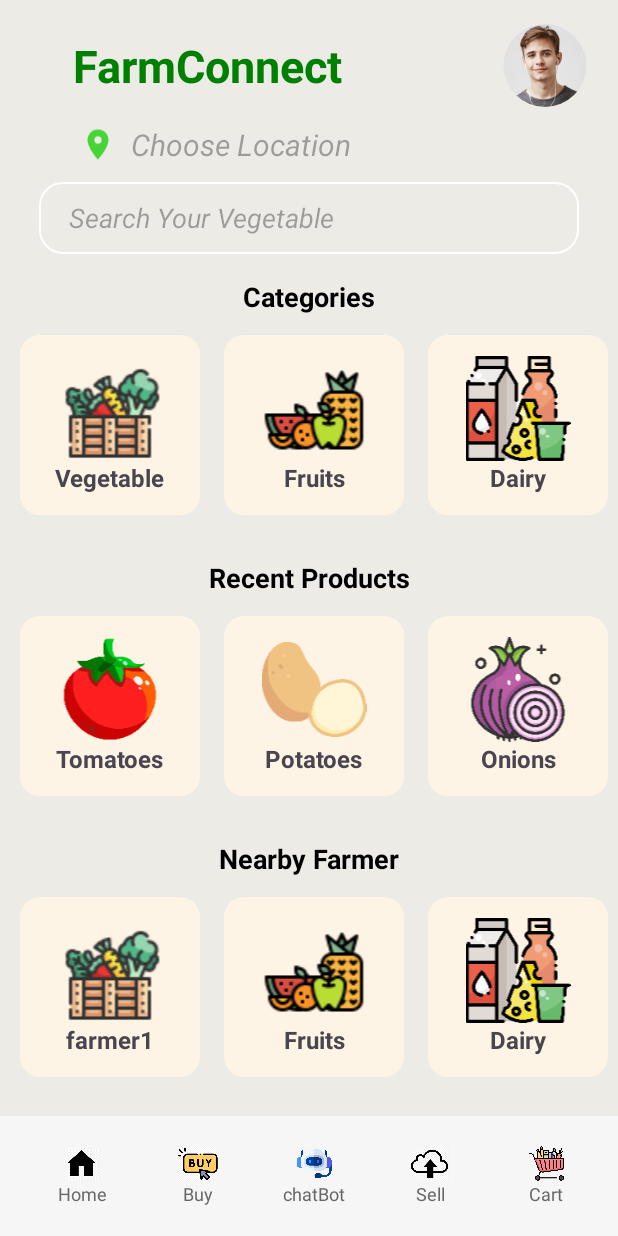
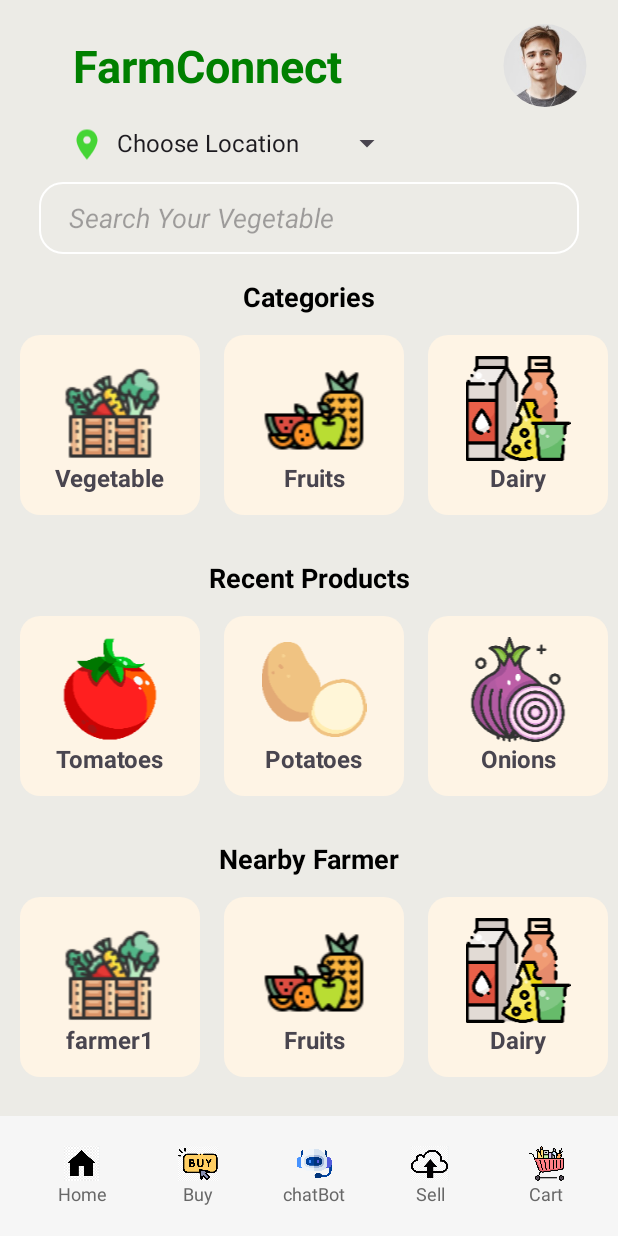
Before and after one commit to rajeev210403/FarmConnect, an Android app: the MainActivity screen opened directly, with no data from a screen before it, on a phone screen of 412 x 824 dp. Run offline under Robolectric (Android 15) with nearby library versions, the phone set to English and light mode, and no system bars; our stand-ins replace CircleImageView.

Commit message:
location_update

```diff
--- a/Frontend/app/src/main/java/com/example/farmerapp/MainActivity.java
+++ b/Frontend/app/src/main/java/com/example/farmerapp/MainActivity.java
@@ -16,6 +16,11 @@ import com.example.farmerapp.Domain.CategoryDomain;
 import com.example.farmerapp.Domain.FarmerDomain;
 import com.example.farmerapp.Domain.TopProductDomain;
 
+import android.widget.AdapterView;
+import android.widget.ArrayAdapter;
+import android.widget.Spinner;
+import android.content.SharedPreferences;
+
 import java.util.ArrayList;
 
 public class MainActivity extends AppCompatActivity {
@@ -27,13 +32,53 @@ public class MainActivity extends AppCompatActivity {
 
     private RecyclerView recyclerViewFarmerList;
 
+    private static final String PREFS_NAME = "LocationPrefs";
+    private static final String SELECTED_LOCATION_KEY = "SelectedLocation";
 
+    private SharedPreferences sharedPreferences;
+    private Spinner locationSpinner;
 
 
     @Override
     protected void onCreate(Bundle savedInstanceState) {
         super.onCreate(savedInstanceState);
         setContentView(R.layout.activity_main);
+
+        sharedPreferences = getSharedPreferences(PREFS_NAME, MODE_PRIVATE);
+
+        locationSpinner = findViewById(R.id.locationSpinner);
+
+        ArrayAdapter<CharSequence> adapter = ArrayAdapter.createFromResource(
+                this,
+                R.array.states_array, // Define an array of state names in res/values/strings.xml
+                android.R.layout.simple_spinner_item
+        );
+        adapter.setDropDownViewResource(android.R.layout.simple_spinner_dropdown_item);
+        locationSpinner.setAdapter(adapter);
+
+        // Set a default prompt for the spinner
+        locationSpinner.setPrompt("Choose Location");
+
+        locationSpinner.setOnItemSelectedListener(new AdapterView.OnItemSelectedListener() {
+            @Override
+            public void onItemSelected(AdapterView<?> parent, View view, int position, long id) {
+                String selectedLocation = parent.getItemAtPosition(position).toString();
+                saveSelectedLocation(selectedLocation);
+            }
+
+            @Override
+            public void onNothingSelected(AdapterView<?> parent) {
+            }
+        });
+
+        // Set the spinner selection to the saved location
+        String savedLocation = sharedPreferences.getString(SELECTED_LOCATION_KEY, "");
+        if (!savedLocation.isEmpty()) {
+            int spinnerPosition = adapter.getPosition(savedLocation);
+            if (spinnerPosition >= 0) {
+                locationSpinner.setSelection(spinnerPosition);
+            }
+        }
 
         cartb = findViewById(R.id.carticon1);
 
@@ -149,5 +194,10 @@ public class MainActivity extends AppCompatActivity {
 
     }
 
+    private void saveSelectedLocation(String location) {
+        SharedPreferences.Editor editor = sharedPreferences.edit();
+        editor.putString(SELECTED_LOCATION_KEY, location);
+        editor.apply();
+    }
 
 }
--- a/Frontend/app/src/main/res/layout/activity_main.xml
+++ b/Frontend/app/src/main/res/layout/activity_main.xml
@@ -34,8 +34,6 @@
                     app:layout_constraintEnd_toEndOf="parent"
                     app:layout_constraintStart_toStartOf="parent"
                     app:layout_constraintTop_toTopOf="parent">
-
-
 
                     <TextView
                         android:id="@+id/titleTextView"
@@ -85,17 +83,12 @@
                         android:layout_weight="1"
                         android:src="@drawable/location" />
 
-                    <EditText
-                        android:id="@+id/textview7"
+                    <Spinner
+                        android:id="@+id/locationSpinner"
                         android:layout_width="match_parent"
-                        android:layout_height="match_parent"
-                        android:layout_margin="10dp"
-
-                        android:background="#ECEBE6"
-                        android:hint="Choose Location "
-                        android:textColor="#000000"
-                        android:textSize="20dp"
-                        android:textStyle="italic" />
+                        android:layout_height="wrap_content"
+                        android:layout_centerInParent="true"
+                        android:minHeight="48dp" />
 
                 </LinearLayout>
 
--- a/Frontend/app/src/main/res/values/strings.xml
+++ b/Frontend/app/src/main/res/values/strings.xml
@@ -1,3 +1,34 @@
 <resources>
     <string name="app_name">farmerApp</string>
-</resources>
+<string-array name="states_array">
+<item>Choose Location</item>
+<item>Andhra Pradesh</item>
+<item>Arunachal Pradesh</item>
+<item>Assam</item>
+<item>Bihar</item>
+<item>Chhattisgarh</item>
+<item>Goa</item>
+<item>Gujarat</item>
+<item>Haryana</item>
+<item>Himachal Pradesh</item>
+<item>Jharkhand</item>
+<item>Karnataka</item>
+<item>Kerala</item>
+<item>Madhya Pradesh</item>
+<item>Maharashtra</item>
+<item>Manipur</item>
+<item>Meghalaya</item>
+<item>Mizoram</item>
+<item>Nagaland</item>
+<item>Odisha</item>
+<item>Punjab</item>
+<item>Rajasthan</item>
+<item>Sikkim</item>
+<item>Tamil Nadu</item>
+<item>Telangana</item>
+<item>Tripura</item>
+<item>Uttar Pradesh</item>
+<item>Uttarakhand</item>
+<item>West Bengal</item>
+</string-array>
+    </resources>
```
